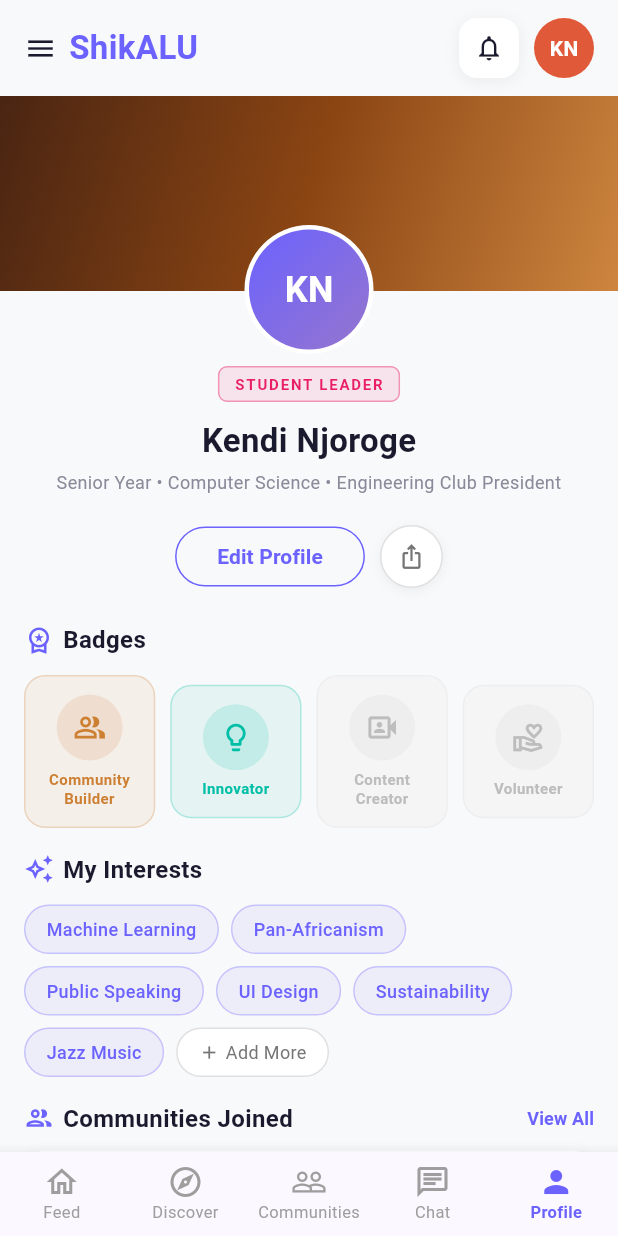
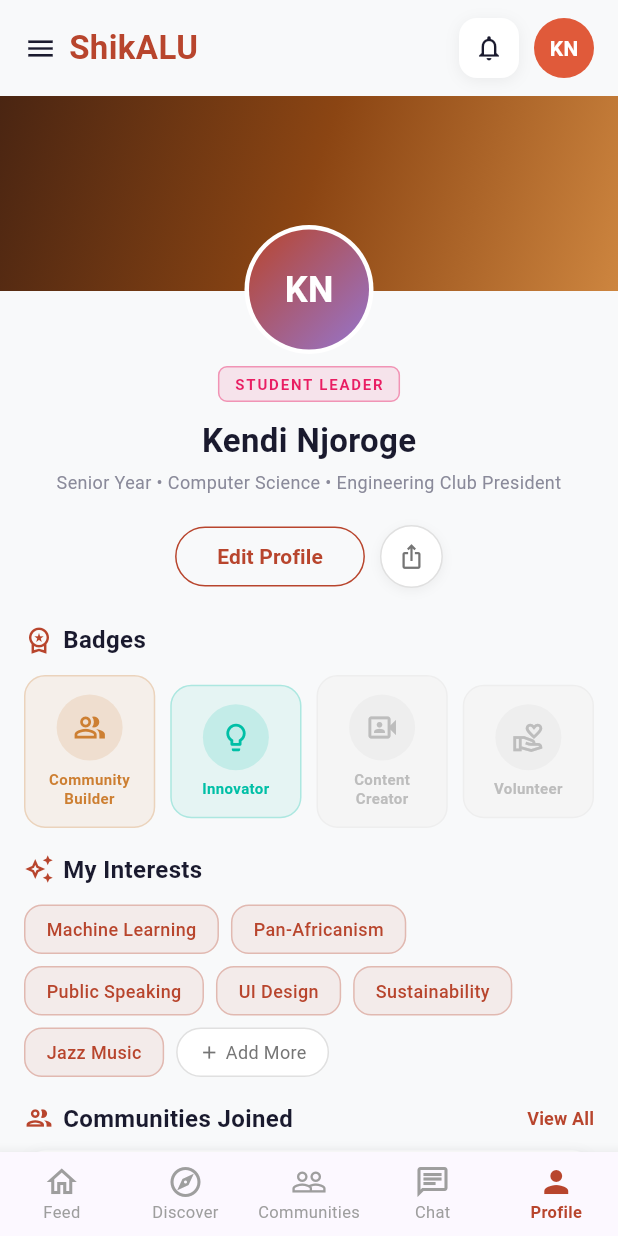
Before and after one commit to rowanhongo/shikalu, a Flutter app: the MainShell screen opened directly, on a phone screen of 412 x 824 dp. Run offline on Flutter 3.47's test engine with Material 3 defaults, Android fonts, the phone set to English and light mode, and no system bars; network calls fail.

Commit message:
feat: harmonised the orange colour across pages

```diff
--- a/lib/app.dart
+++ b/lib/app.dart
@@ -12,7 +12,7 @@ class MyApp extends StatelessWidget {
       title: 'ShikALU',
       debugShowCheckedModeBanner: false,
       theme: ThemeData(
-        colorScheme: ColorScheme.fromSeed(seedColor: const Color(0xFF6C63FF)),
+        colorScheme: ColorScheme.fromSeed(seedColor: const Color(0xFFB8452D)),
         useMaterial3: true,
       ),
       home: const MainShell(),
@@ -47,7 +47,7 @@ class _MainShellState extends State<MainShell> {
         currentIndex: _selectedIndex,
         onTap: (index) => setState(() => _selectedIndex = index),
         type: BottomNavigationBarType.fixed,
-        selectedItemColor: const Color(0xFF6C63FF),
+        selectedItemColor: const Color(0xFFB8452D),
         unselectedItemColor: Colors.grey,
         selectedLabelStyle: const TextStyle(
           fontSize: 11,
@@ -101,7 +101,7 @@ class _PlaceholderScreen extends StatelessWidget {
           style: const TextStyle(
             fontSize: 24,
             fontWeight: FontWeight.bold,
-            color: Color(0xFF6C63FF),
+            color: Color(0xFFB8452D),
           ),
         ),
       ),
--- a/lib/features/profile/screens/profile_screen.dart
+++ b/lib/features/profile/screens/profile_screen.dart
@@ -55,7 +55,7 @@ class ProfileScreen extends StatelessWidget {
             style: TextStyle(
               fontSize: 22,
               fontWeight: FontWeight.bold,
-              color: Color(0xFF6C63FF),
+              color: Color(0xFFB8452D),
             ),
           ),
           const Spacer(),
@@ -137,7 +137,7 @@ class ProfileScreen extends StatelessWidget {
                     gradient: LinearGradient(
                       begin: Alignment.topLeft,
                       end: Alignment.bottomRight,
-                      colors: [Color(0xFF6C63FF), Color(0xFF9575CD)],
+                      colors: [Color(0xFFB8452D), Color(0xFF9575CD)],
                     ),
                   ),
                   child: const Center(
@@ -202,8 +202,8 @@ class ProfileScreen extends StatelessWidget {
             OutlinedButton(
               onPressed: () {},
               style: OutlinedButton.styleFrom(
-                foregroundColor: const Color(0xFF6C63FF),
-                side: const BorderSide(color: Color(0xFF6C63FF)),
+                foregroundColor: const Color(0xFFB8452D),
+                side: const BorderSide(color: Color(0xFFB8452D)),
                 shape: RoundedRectangleBorder(
                   borderRadius: BorderRadius.circular(24),
                 ),
@@ -368,15 +368,15 @@ class ProfileScreen extends StatelessWidget {
     return Container(
       padding: const EdgeInsets.symmetric(horizontal: 14, vertical: 7),
       decoration: BoxDecoration(
-        color: const Color(0xFF6C63FF).withOpacity(0.08),
-        borderRadius: BorderRadius.circular(20),
-        border: Border.all(color: const Color(0xFF6C63FF).withOpacity(0.3)),
+        color: const Color(0xFFB8452D).withOpacity(0.08),
+        borderRadius: BorderRadius.circular(12),
+        border: Border.all(color: const Color(0xFFB8452D).withOpacity(0.3)),
       ),
       child: Text(
         label,
         style: const TextStyle(
           fontSize: 12,
-          color: Color(0xFF6C63FF),
+          color: Color(0xFFB8452D),
           fontWeight: FontWeight.w500,
         ),
       ),
@@ -413,7 +413,7 @@ class ProfileScreen extends StatelessWidget {
         children: [
           Row(
             children: [
-              const Icon(Icons.group_outlined, color: Color(0xFF6C63FF), size: 20),
+              const Icon(Icons.group_outlined, color: Color(0xFFB8452D), size: 20),
               const SizedBox(width: 6),
               const Expanded(
                 child: Text(
@@ -435,7 +435,7 @@ class ProfileScreen extends StatelessWidget {
                 child: const Text(
                   'View All',
                   style: TextStyle(
-                    color: Color(0xFF6C63FF),
+                    color: Color(0xFFB8452D),
                     fontSize: 12,
                     fontWeight: FontWeight.w600,
                   ),
@@ -480,10 +480,10 @@ class ProfileScreen extends StatelessWidget {
             width: 46,
             height: 46,
             decoration: BoxDecoration(
-              color: const Color(0xFF6C63FF).withOpacity(0.1),
-              borderRadius: BorderRadius.circular(10),
+              color: const Color(0xFFB8452D).withOpacity(0.1),
+              borderRadius: BorderRadius.circular(12),
             ),
-            child: Icon(icon, color: const Color(0xFF6C63FF), size: 22),
+            child: Icon(icon, color: const Color(0xFFB8452D), size: 22),
           ),
           const SizedBox(width: 12),
           Expanded(
@@ -631,7 +631,7 @@ class ProfileScreen extends StatelessWidget {
   }
 
   Widget _buildAvatarStack() {
-    const colors = [Color(0xFF6C63FF), Color(0xFF00BFA6), Color(0xFFFF6584)];
+    const colors = [Color(0xFFB8452D), Color(0xFF00BFA6), Color(0xFFFF6584)];
     return SizedBox(
       width: 52,
       height: 22,
@@ -658,7 +658,7 @@ class ProfileScreen extends StatelessWidget {
   Widget _buildSectionHeader(IconData icon, String title) {
     return Row(
       children: [
-        Icon(icon, color: const Color(0xFF6C63FF), size: 20),
+        Icon(icon, color: const Color(0xFFB8452D), size: 20),
         const SizedBox(width: 6),
         Text(
           title,
```
Also changed, not shown: lib/features/feed/screens/feed_screen.dart (+19 -19 lines), pubspec.lock.
